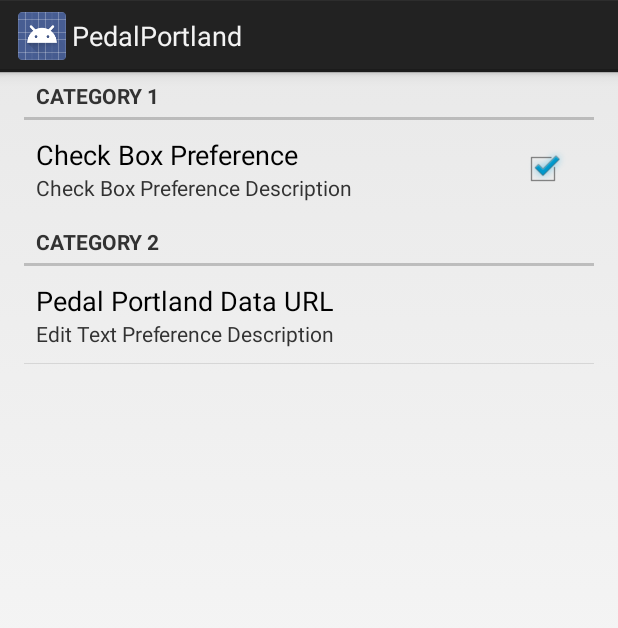
After one commit to jamesonmccowan/android-client, an Android app: the fragment UserPreferenceFragment shown on its own in the app's theme, on a phone screen of 412 x 824 dp. The commit adds this screen. Shown: the top 628 px of the screen. Run offline under Robolectric (Android 15) with nearby library versions, the phone set to English and light mode, and no system bars.

Commit message:
Added user preferences activity.
Added a basic user preferences activity to set application preferences.

```diff
--- a/RouteTracker/src/main/AndroidManifest.xml
+++ b/RouteTracker/src/main/AndroidManifest.xml
@@ -28,6 +28,10 @@
                 <category android:name="android.intent.category.LAUNCHER" />
             </intent-filter>
         </activity>
+        <activity
+            android:name=".UserPreferenceActivity"
+            android:label="@string/title_activity_user_preferences" >
+        </activity>
     </application>
 
 </manifest>
--- /dev/null
+++ b/RouteTracker/src/main/java/com/pedalportland/routetracker/UserPreferenceFragment.java
@@ -0,0 +1,22 @@
+package com.pedalportland.routetracker;
+
+import android.app.Activity;
+import android.app.ActionBar;
+import android.app.Fragment;
+import android.os.Bundle;
+import android.preference.PreferenceFragment;
+import android.view.LayoutInflater;
+import android.view.Menu;
+import android.view.MenuItem;
+import android.view.View;
+import android.view.ViewGroup;
+import android.os.Build;
+
+public class UserPreferenceFragment extends PreferenceFragment {
+
+    @Override
+    public void onCreate(Bundle savedInstanceState) {
+        super.onCreate(savedInstanceState);
+        addPreferencesFromResource(R.xml.userpreferences);
+    }
+}
--- /dev/null
+++ b/RouteTracker/src/main/res/values-w820dp/dimens.xml
@@ -0,0 +1,6 @@
+<resources>
+    <!-- Example customization of dimensions originally defined in res/values/dimens.xml
+         (such as screen margins) for screens with more than 820dp of available width. This
+         would include 7" and 10" devices in landscape (~960dp and ~1280dp respectively). -->
+    <dimen name="activity_horizontal_margin">64dp</dimen>
+</resources>
--- /dev/null
+++ b/RouteTracker/src/main/res/values/dimens.xml
@@ -0,0 +1,6 @@
+<resources>
+    <!-- Default screen margins, per the Android Design guidelines. -->
+    <dimen name="activity_horizontal_margin">16dp</dimen>
+    <dimen name="activity_vertical_margin">16dp</dimen>
+
+    </resources>
--- a/RouteTracker/src/main/res/values/strings.xml
+++ b/RouteTracker/src/main/res/values/strings.xml
@@ -12,5 +12,8 @@
     <string name="button_ok">OK</string>
     <string name="default_pedal_portland_uri">OK</string>
     <string name="settings">Settings</string>
+    <string name="title_activity_user_preferences">UserPreferencesActivity</string>
+    <string name="hello_world">Hello world!</string>
+    <string name="action_settings">Settings...</string>
 
 </resources>
--- /dev/null
+++ b/RouteTracker/src/main/res/xml/userpreferences.xml
@@ -0,0 +1,26 @@
+<?xml version="1.0" encoding="utf-8"?>
+
+<PreferenceScreen
+    xmlns:android="http://schemas.android.com/apk/res/android">
+
+    <PreferenceCategory android:title="Category 1">
+        <CheckBoxPreference
+            android:key="PREF_CHECK_BOX"
+            android:title="Check Box Preference"
+            android:summary="Check Box Preference Description"
+            android:defaultValue="true" />
+
+
+    </PreferenceCategory>
+
+    <PreferenceCategory android:title="Category 2">
+
+        <EditTextPreference
+            android:key="PEDAL_PORTLAND_DOWNLOAD_URL"
+            android:title="Pedal Portland Data URL"
+            android:summary="Edit Text Preference Description"
+            android:defaultValue="http://pedalportland.pdx.edu/upload" />
+
+    </PreferenceCategory>
+
+</PreferenceScreen>
```
Also changed, not shown: RouteTracker/src/main/java/com/pedalportland/routetracker/MainActivity.java (+48 -2 lines), RouteTracker/src/main/java/com/pedalportland/routetracker/UserPreferenceActivity.java (added, +17 -0 lines), RouteTracker/src/main/res/layout/activity_main.xml (+0 -7 lines), RouteTracker/src/main/res/menu/main_menu.xml (added, +8 -0 lines), RouteTracker/src/main/res/xml/userpreferenceheaders.xml (added, +7 -0 lines).
